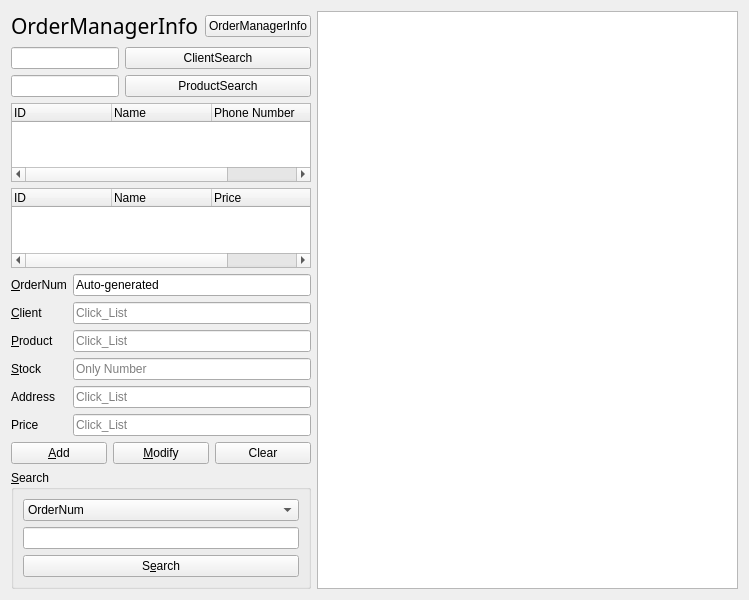
jshs214/Qt_ProjectDB, file Osstem_Project2/ordermanagerform.ui: the form before one commit.
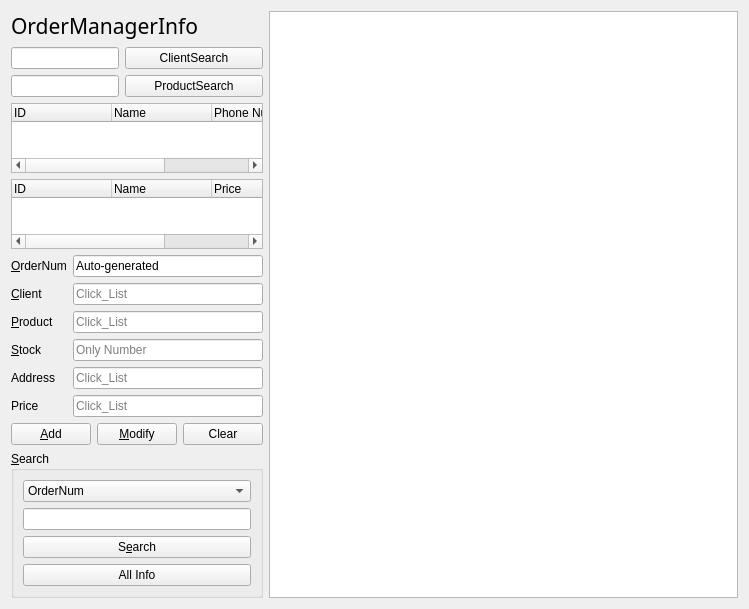
The form after the commit.

Diff of the .ui file:
```diff
--- a/Osstem_Project2/ordermanagerform.ui
+++ b/Osstem_Project2/ordermanagerform.ui
@@ -33,13 +33,6 @@
            </property>
           </widget>
          </item>
-         <item>
-          <widget class="QPushButton" name="statePushButton">
-           <property name="text">
-            <string>OrderManagerInfo</string>
-           </property>
-          </widget>
-         </item>
         </layout>
        </item>
        <item>
@@ -126,7 +119,7 @@
        </item>
        <item>
         <layout class="QFormLayout" name="OrderformLayout">
-         <item row="0" column="0">
+         <item row="1" column="0">
           <widget class="QLabel" name="idLabel">
            <property name="text">
             <string>&amp;OrderNum</string>
@@ -136,7 +129,7 @@
            </property>
           </widget>
          </item>
-         <item row="0" column="1">
+         <item row="1" column="1">
           <widget class="QLineEdit" name="idLineEdit">
            <property name="text">
             <string>Auto-generated</string>
@@ -149,7 +142,7 @@
            </property>
           </widget>
          </item>
-         <item row="1" column="0">
+         <item row="2" column="0">
           <widget class="QLabel" name="cIdLabel">
            <property name="text">
             <string>&amp;Client</string>
@@ -159,7 +152,7 @@
            </property>
           </widget>
          </item>
-         <item row="1" column="1">
+         <item row="2" column="1">
           <widget class="QLineEdit" name="cIdLineEdit">
            <property name="readOnly">
             <bool>true</bool>
@@ -169,7 +162,7 @@
            </property>
           </widget>
          </item>
-         <item row="3" column="0">
+         <item row="4" column="0">
           <widget class="QLabel" name="pIdLabel">
            <property name="text">
             <string>&amp;Product</string>
@@ -179,7 +172,7 @@
            </property>
           </widget>
          </item>
-         <item row="3" column="1">
+         <item row="4" column="1">
           <widget class="QLineEdit" name="pIdLineEdit">
            <property name="text">
             <string/>
@@ -192,7 +185,7 @@
            </property>
           </widget>
          </item>
-         <item row="4" column="0">
+         <item row="5" column="0">
           <widget class="QLabel" name="stockLabel">
            <property name="text">
             <string>&amp;Stock</string>
@@ -202,7 +195,7 @@
            </property>
           </widget>
          </item>
-         <item row="4" column="1">
+         <item row="5" column="1">
           <widget class="QLineEdit" name="stockLineEdit">
            <property name="inputMask">
             <string/>
@@ -215,14 +208,14 @@
            </property>
           </widget>
          </item>
-         <item row="6" column="0">
+         <item row="7" column="0">
           <widget class="QLabel" name="priceLabel">
            <property name="text">
             <string>Price</string>
            </property>
           </widget>
          </item>
-         <item row="6" column="1">
+         <item row="7" column="1">
           <widget class="QLineEdit" name="priceLineEdit">
            <property name="readOnly">
             <bool>true</bool>
@@ -232,7 +225,7 @@
            </property>
           </widget>
          </item>
-         <item row="7" column="0" colspan="2">
+         <item row="8" column="0" colspan="2">
           <layout class="QHBoxLayout" name="horizontalLayout_2">
            <item>
             <widget class="QPushButton" name="addPushButton">
@@ -257,14 +250,14 @@
            </item>
           </layout>
          </item>
-         <item row="5" column="0">
+         <item row="6" column="0">
           <widget class="QLabel" name="addressLabel">
            <property name="text">
             <string>Address</string>
            </property>
           </widget>
          </item>
-         <item row="5" column="1">
+         <item row="6" column="1">
           <widget class="QLineEdit" name="addressLineEdit">
            <property name="readOnly">
             <bool>true</bool>
@@ -313,6 +306,13 @@
               </property>
              </widget>
             </item>
+            <item>
+             <widget class="QPushButton" name="statePushButton">
+              <property name="text">
+               <string>All Info</string>
+              </property>
+             </widget>
+            </item>
            </layout>
           </item>
          </layout>
```
